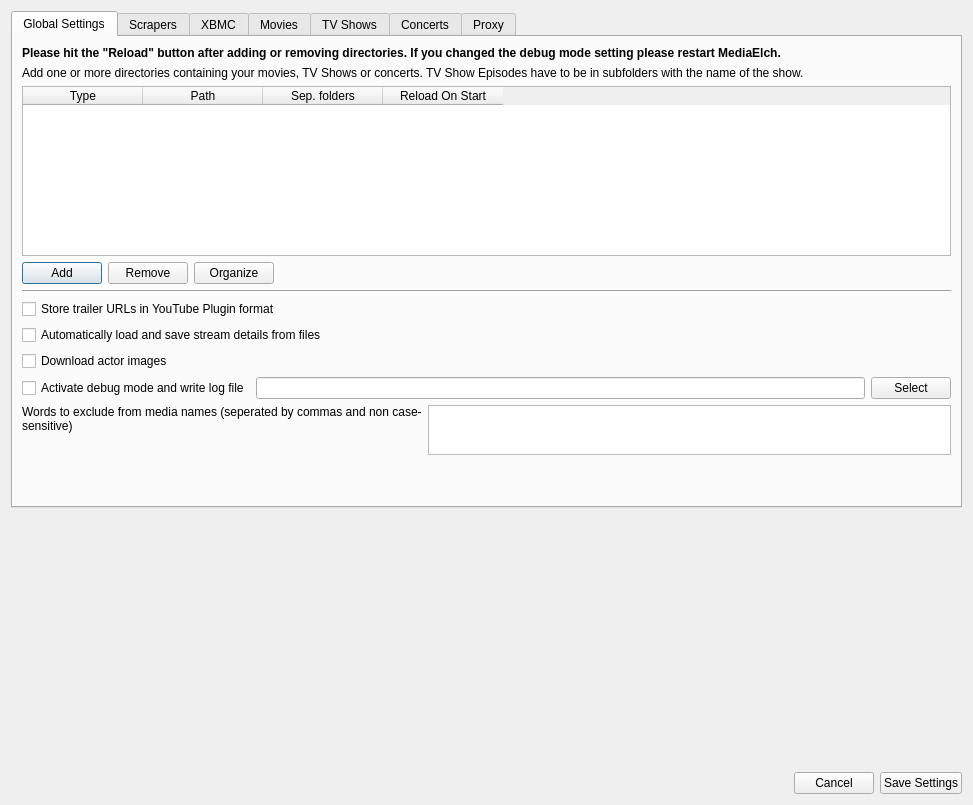
The window that settings/SettingsWidget.ui (Komet/MediaElch) describes before a commit, drawn with Qt 5.
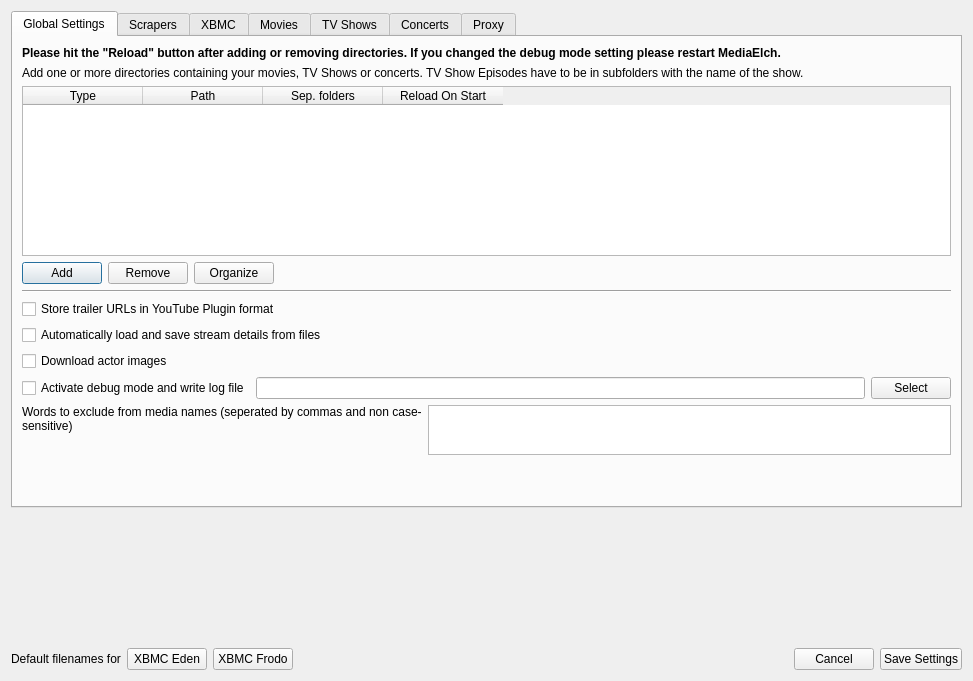
The same window after the commit. Icons and pictures are not drawn. Custom widgets are drawn as their Qt base class.

Commit message: Fixes #204 Added ability to choose between default filenames for Eden and Frodo

```diff
--- a/settings/SettingsWidget.ui
+++ b/settings/SettingsWidget.ui
@@ -10,7 +10,7 @@
     <x>0</x>
     <y>0</y>
     <width>973</width>
-    <height>805</height>
+    <height>681</height>
    </rect>
   </property>
   <property name="windowTitle">
@@ -1166,6 +1166,33 @@
    </item>
    <item>
     <layout class="QHBoxLayout" name="horizontalLayout_7">
+     <item>
+      <widget class="QLabel" name="label_11">
+       <property name="text">
+        <string>Default filenames for</string>
+       </property>
+      </widget>
+     </item>
+     <item>
+      <widget class="QPushButton" name="btnDefaultsEden">
+       <property name="text">
+        <string>XBMC Eden</string>
+       </property>
+       <property name="autoDefault">
+        <bool>false</bool>
+       </property>
+      </widget>
+     </item>
+     <item>
+      <widget class="QPushButton" name="btnDefaultsFrodo">
+       <property name="text">
+        <string>XBMC Frodo</string>
+       </property>
+       <property name="autoDefault">
+        <bool>false</bool>
+       </property>
+      </widget>
+     </item>
      <item>
       <spacer name="horizontalSpacer_4">
        <property name="orientation">
@@ -1184,6 +1211,9 @@
        <property name="text">
         <string>Cancel</string>
        </property>
+       <property name="autoDefault">
+        <bool>false</bool>
+       </property>
       </widget>
      </item>
      <item>
```
The commit also changes 4 other files.
